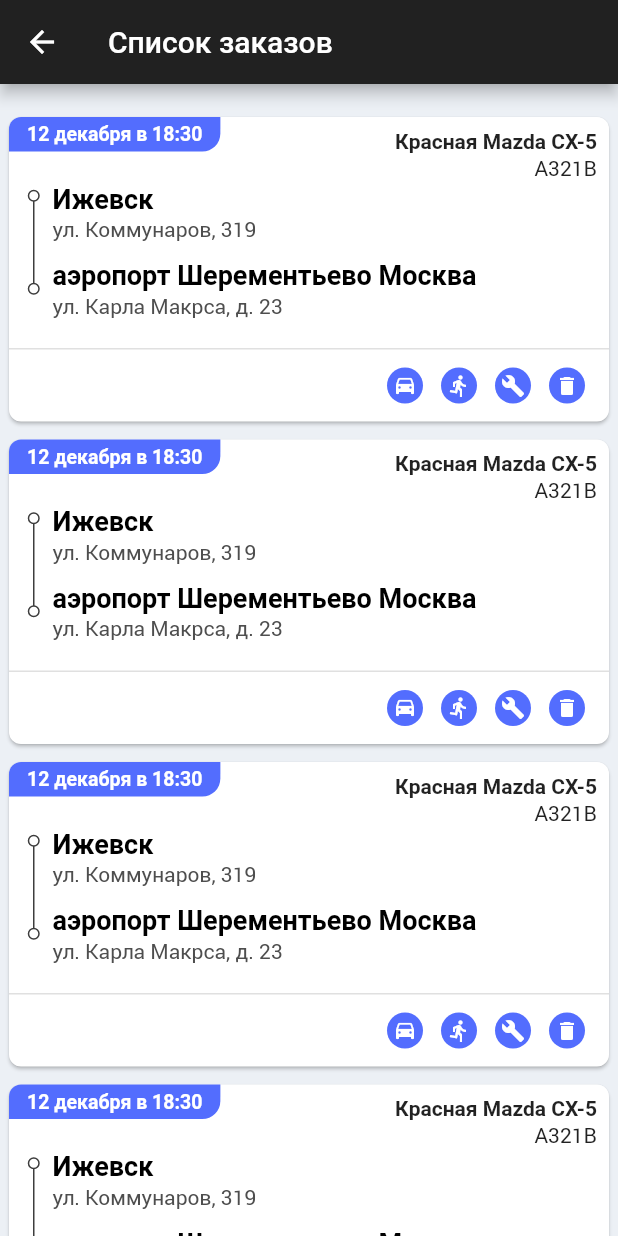
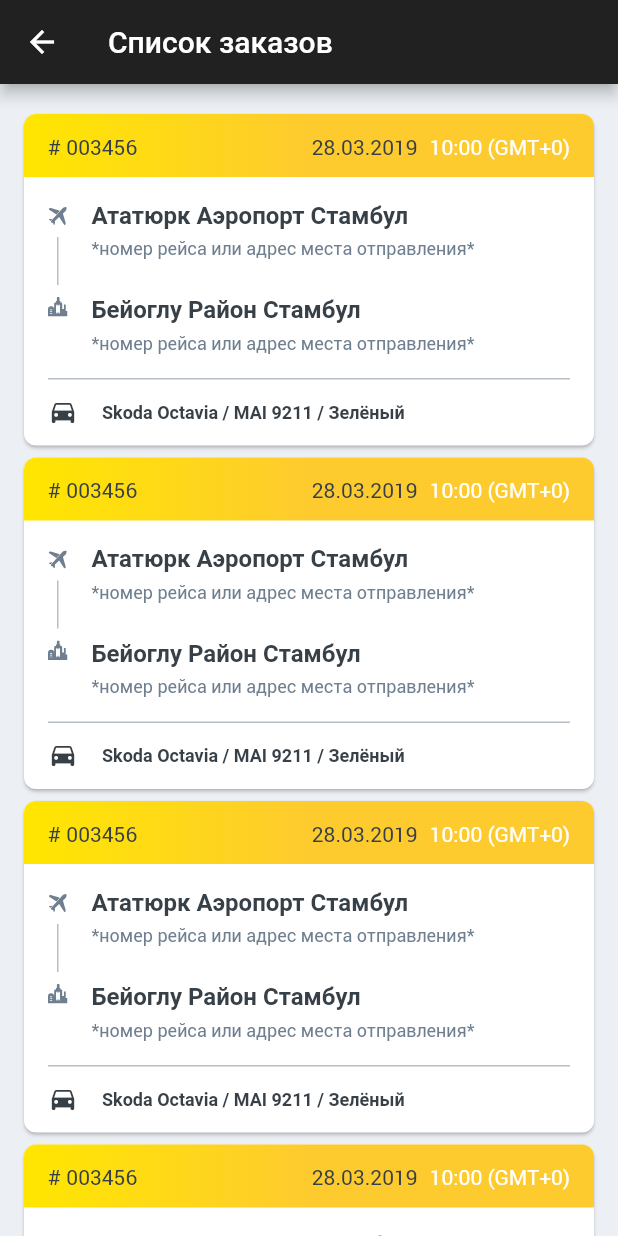
Before and after one commit to AndrewChupin/kiwi-app-driver, a Flutter app: the OrderListScreen screen opened directly, on a phone screen of 412 x 824 dp. Run offline on Flutter 3.47's test engine with Material 2 defaults, Android fonts, the phone set to English and light mode, and no system bars; our stand-ins replace flutter_svg.

Commit message:
KW: Изменен дизайн карточки

```diff
--- a/lib/main.dart
+++ b/lib/main.dart
@@ -42,7 +42,7 @@ class MyApp extends StatelessWidget {
         fontFamily: "Roboto",
       ),
       navigatorKey: navigatorKey,
-      home: AuthScreen()
+      home: MainScreen()
     );
   }
 }
--- a/lib/presentation/screens/main/main_screen.dart
+++ b/lib/presentation/screens/main/main_screen.dart
@@ -1,4 +1,5 @@
 import 'package:app_driver/core/presentation/stateful_widget.dart';
+import 'package:app_driver/presentation/screens/details/order_details_screen.dart';
 import 'package:app_driver/presentation/screens/main/main_router.dart';
 import 'package:app_driver/presentation/screens/main/main_view_model.dart';
 import 'package:app_driver/presentation/screens/order_list_screen.dart';
@@ -27,7 +28,7 @@ class MainState extends BaseStateWithProps<MainViewModel, MainViewState>  {
 
     switch (currentIndex) {
       case 0:
-        bodyPage = OrderListScreen();
+        bodyPage = OrderDetailsScreen();
         break;
       case 1:
         bodyPage = OrderListScreen();
--- a/lib/presentation/screens/order_list_item.dart
+++ b/lib/presentation/screens/order_list_item.dart
@@ -3,6 +3,41 @@ import 'package:app_driver/presentation/styles/Edges.dart';
 import 'package:app_driver/presentation/styles/fonts.dart';
 import 'package:flutter/material.dart';
 import 'package:flutter_svg/svg.dart';
+
+class StatusesGradient {
+
+  static LinearGradient active = LinearGradient(
+    begin: Alignment.centerLeft,
+    end: Alignment.centerRight,
+    stops: [0, 0.5],
+    colors: [
+      Color(0xFFFFE600),
+      Color(0xFFFECB2F),
+    ],
+  );
+
+  static LinearGradient canceled = LinearGradient(
+    begin: Alignment.centerLeft,
+    end: Alignment.centerRight,
+    stops: [0, 0.5],
+    colors: [
+      Color(0xFFB6BEC7),
+      Color(0xFF6C7C8C),
+    ],
+  );
+
+  static LinearGradient completed = LinearGradient(
+    begin: Alignment.centerLeft,
+    end: Alignment.centerRight,
+    stops: [0, 0.5],
+    colors: [
+      Color(0xFF26A65B),
+      Color(0xFF009688),
+    ],
+  );
+
+}
+
 
 class OrderListItem extends StatelessWidget {
 
@@ -15,15 +50,201 @@ class OrderListItem extends StatelessWidget {
     return Card(
         elevation: 1,
         margin: EdgeInsets.only(
-            top: 6,
-            bottom: 6,
-            left: 6,
-            right: 6,
+            top: 4,
+            bottom: 4,
+            left: 16,
+            right: 16,
         ),
         shape: RoundedRectangleBorder(
           borderRadius: BorderRadius.circular(8.0),
         ),
         child: Column(
+          crossAxisAlignment: CrossAxisAlignment.start,
+          children: <Widget>[
+
+            // Footer
+            Container(
+              padding: EdgeInsets.only(
+                left: 16,
+                right: 16,
+                bottom: 12,
+                top: 12
+              ),
+              decoration: BoxDecoration(
+                  gradient: StatusesGradient.active,
+                  borderRadius: BorderRadius.only(
+                      topLeft: Radius.circular(8),
+                      topRight: Radius.circular(8)
+                  )
+              ),
+              child: Row(
+                children: <Widget>[
+                  Expanded(
+                      child: Text(
+                        "# 003456",
+                        style: TextStyle(
+                          color: Color(0xFF373F47)
+                        ),
+                      )
+                  ),
+                  SizedBox(
+                    width: 8,
+                  ),
+                  Text(
+                    "28.03.2019",
+                    style: TextStyle(
+                        color: Color(0xFF373F47)
+                    ),
+                  ),
+                  SizedBox(
+                    width: 8,
+                  ),
+                  Text(
+                    "10:00 (GMT+0)",
+                    style: TextStyle(
+                        color: Color(0xFFFFFFFF)
+                    ),
+                  )
+                ],
+              ),
+            ),
+
+
+            // Content
+            Container(
+              padding: EdgeInsets.only(
+                  left: 16,
+                  right: 16,
+                  bottom: 16,
+                  top: 16
+              ),
+              child: Row(
+                mainAxisAlignment: MainAxisAlignment.start,
+                crossAxisAlignment: CrossAxisAlignment.start,
+                children: <Widget>[
+                  // Route
+                  Container(
+                    padding: EdgeInsets.only(
+                      top: 4,
+                    ),
+                    child: Column(
+                      mainAxisAlignment: MainAxisAlignment.spaceBetween,
+                      children: <Widget>[
+                        SvgPicture.asset("assets/images/ic_air.svg"),
+                        Container(
+                            margin: EdgeInsets.only(
+                              top: 8,
+                              bottom: 8,
+                            ),
+                            width: 1,
+                            height: 32,
+                            color: Color(0xFFB6BEC7)
+                        ),
+                        SvgPicture.asset("assets/images/ic_city.svg"),
+                      ],
+                    ),
+                  ),
+
+                  //
+                  SizedBox(
+                    width: 16,
+                  ),
+
+                  // Addresses
+                  Column(
+                    crossAxisAlignment: CrossAxisAlignment.start,
+                    children: <Widget>[
+                      Text(
+                        "Ататюрк Аэропорт Стамбул",
+                        style: TextStyle(
+                            fontSize: 16,
+                            fontWeight: FontWeight.bold,
+                            color: Color(0xFF373F47)
+                        ),
+                      ),
+                      SizedBox(
+                          height: 4
+                      ),
+                      Text(
+                        "*номер рейса или адрес места отправления*",
+                        style: TextStyle(
+                            fontSize: 12,
+                            color: Color(0xFF6F7F8F)
+                        ),
+                      ),
+                      SizedBox(
+                          height: 24
+                      ),
+                      Text(
+                        "Бейоглу Район Стамбул",
+                        style: TextStyle(
+                            fontSize: 16,
+                            fontWeight: FontWeight.bold,
+                            color: Color(0xFF373F47)
+                        ),
+                      ),
+                      SizedBox(
+                          height: 4
+                      ),
+                      Text(
+                        "*номер рейса или адрес места отправления*",
+                        style: TextStyle(
+                            fontSize: 12,
+                            color: Color(0xFF6F7F8F)
+                        ),
+                      )
+                    ],
+                  ),
+                ],
+              )
+            ),
+
+
+            // Bottom
+            Container(
+              margin: EdgeInsets.only(
+                left: 16,
+                right: 16
+              ),
+              color: Color(0xFFB6BEC7),
+              height: 1,
+            ),
+
+            Container(
+              padding: EdgeInsets.only(
+                  left: 16,
+                  right: 16,
+                  bottom: 12,
+                  top: 12
+              ),
+              child: Row(
+                crossAxisAlignment: CrossAxisAlignment.center,
+                children: <Widget>[
+                  Icon(
+                      Icons.drive_eta,
+                      color: Color(0xFF373F47),
+                      size: 20
+                  ),
+                  SizedBox(
+                    width: 16,
+                  ),
+                  Text(
+                      "Skoda Octavia / MAI 9211 / Зелёный",
+                      style: TextStyle(
+                          fontSize: 12,
+                          fontWeight: FontWeight.bold,
+                          color: Color(0xFF373F47)
+                      )
+                  )
+                ],
+              ),
+            )
+          ],
+        )
+    );
+  }
+
+  Widget content() => Column(
     children: <Widget>[
       Stack(
         children: <Widget>[
@@ -174,10 +395,7 @@ class OrderListItem extends StatelessWidget {
         child: footer(),
       ),
     ],
-        )
   );
-  }
-
 
   Row footer() => Row(
     mainAxisAlignment: MainAxisAlignment.end,
--- a/pubspec.yaml
+++ b/pubspec.yaml
@@ -43,6 +43,8 @@ flutter:
   uses-material-design: true
   assets:
     - assets/images/ic_route1.svg
+    - assets/images/ic_air.svg
+    - assets/images/ic_city.svg
   fonts:
     - family: Roboto
       fonts:
```
Also changed, not shown: assets/images/ic_air.svg (added), assets/images/ic_city.svg (added). Lines whose indentation alone changed are shown as unchanged.
